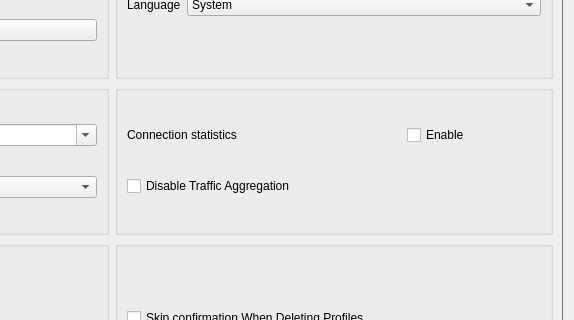
This is include/ui/setting/dialog_basic_settings.ui in 0-Kutya-0/Throne as Qt 5 draws it before an edit; both pictures show x 351 to 925 and y 114 to 434 of the 925 by 555 pixel window. The edited form follows.
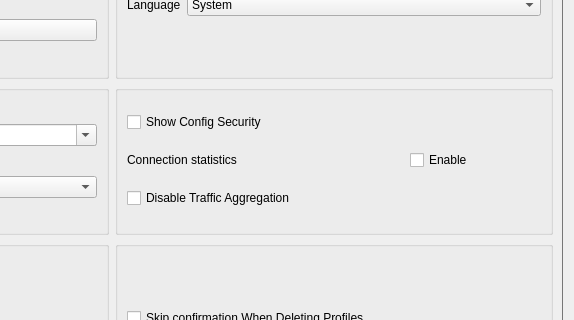
This is the edited form. The open tabs and pages were chosen to show the change. Custom widgets are drawn as their Qt base class.

Commit message: add security to config types && add remove insecure configs to group menu

Patch:
```diff
--- a/include/ui/setting/dialog_basic_settings.ui
+++ b/include/ui/setting/dialog_basic_settings.ui
@@ -613,21 +613,21 @@
          <item>
           <widget class="QGroupBox" name="connection_statistics_box">
            <layout class="QGridLayout" name="gridLayout_11">
-            <item row="0" column="0">
+            <item row="1" column="0">
              <widget class="QLabel" name="label_9">
               <property name="text">
                <string>Connection statistics</string>
               </property>
              </widget>
             </item>
-            <item row="0" column="2">
+            <item row="1" column="2">
              <widget class="QCheckBox" name="connection_statistics">
               <property name="text">
                <string>Enable</string>
               </property>
              </widget>
             </item>
-            <item row="1" column="0" colspan="3">
+            <item row="2" column="0" colspan="3">
              <widget class="QCheckBox" name="disable_traffic_aggregation">
               <property name="toolTip">
                <string>&lt;html&gt;&lt;head/&gt;&lt;body&gt;&lt;p&gt;Fully disables the traffic aggregation feature (per-config and per-app usage history kept in a separate database, shown in the Traffic Stats dashboard). Does not affect the per-profile traffic counters in the main window.&lt;/p&gt;&lt;/body&gt;&lt;/html&gt;</string>
@@ -637,6 +637,16 @@
               </property>
              </widget>
             </item>
+            <item row="0" column="0">
+             <widget class="QCheckBox" name="show_config_security">
+              <property name="toolTip">
+               <string>&lt;html&gt;&lt;head/&gt;&lt;body&gt;&lt;p&gt;Show each config's security next to its type in the proxy list, e.g. &quot;Trojan (WebSocket+TLS)&quot;. Insecure configs are marked with a warning sign.&lt;/p&gt;&lt;/body&gt;&lt;/html&gt;</string>
+              </property>
+              <property name="text">
+               <string>Show Config Security</string>
+              </property>
+             </widget>
+            </item>
            </layout>
           </widget>
          </item>
```
The commit also changes 48 other files.
